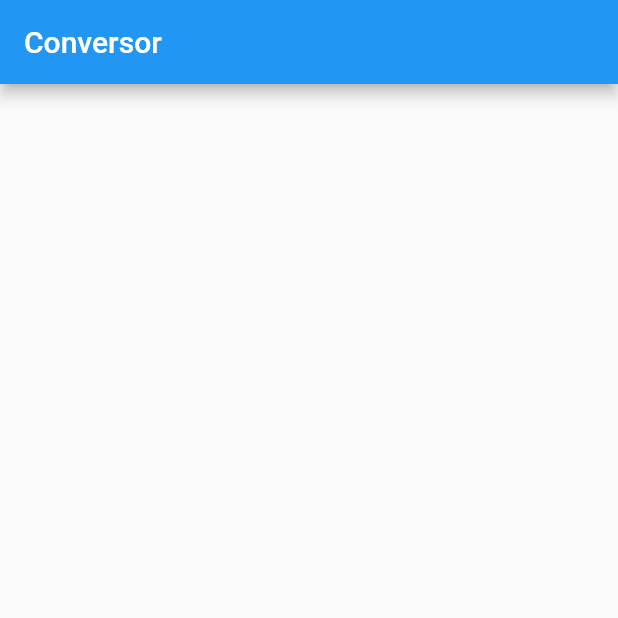
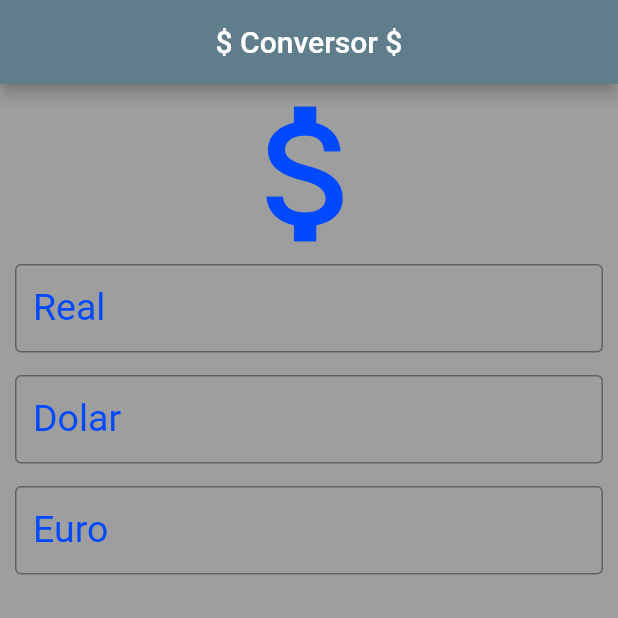
Before and after one commit to AlexandreMilitao/conversor_moedas, a Flutter app: the screen it shows after launch, on a phone screen of 412 x 824 dp, the top half of it. Run offline on Flutter 3.47's test engine with Material 2 defaults, Android fonts, the phone set to English and light mode, and no system bars.

Commit message:
commit_controllers_and_finishFront

```diff
--- a/lib/main.dart
+++ b/lib/main.dart
@@ -17,12 +17,99 @@ class Home extends StatefulWidget {
 }
 
 class _HomeState extends State<Home> {
+  //Controllers campos
+  TextEditingController realController = TextEditingController();
+  TextEditingController dolarController = TextEditingController();
+  TextEditingController euroController = TextEditingController();
+
+  void calculate() {
+    setState(() {
+      double real = double.parse(realController.text);
+      double dolar = double.parse(dolarController.text);
+      double euro = double.parse(euroController.text);
+    });
+  }
+
   @override
   Widget build(BuildContext context) {
     return Scaffold(
       appBar: AppBar(
-        title: Text("Conversor"),
+        title: Text("\$ Conversor \$"), //Titulo
+        centerTitle: true, //ajuste do titulo na barra
+        backgroundColor: Colors.blueGrey, // cor de fundo
       ),
+      body: SingleChildScrollView(
+        padding: EdgeInsets.fromLTRB(
+            10, 0, 10, 0), //Deixa um espaço da borda da tela
+        child: Form(
+          child: Column(
+            crossAxisAlignment: CrossAxisAlignment
+                .stretch, //Estica a coluna para pegar o maximo de tamanho possivel
+            children: [
+              Icon(
+                Icons.attach_money,
+                size: 120.0,
+                color: Color(0xff0149FF),
+              ),
+              TextField(
+                controller: realController,
+                keyboardType: TextInputType.number,
+                decoration: InputDecoration(
+                  prefix: Text('R\$'),
+                  labelText: "Real",
+                  labelStyle:
+                      TextStyle(color: Color(0xff0149FF), fontSize: 25.0),
+                  border: OutlineInputBorder(
+                    borderSide: BorderSide(
+                      color: Color(0xff0149FF),
+                    ),
+                  ),
+                ),
+                textAlign: TextAlign.left,
+              ),
+              SizedBox(
+                height: 15,
+              ),
+              TextField(
+                controller: dolarController,
+                keyboardType: TextInputType.number,
+                decoration: InputDecoration(
+                  prefix: Text('US\$'),
+                  labelText: "Dolar",
+                  labelStyle:
+                      TextStyle(color: Color(0xff0149FF), fontSize: 25.0),
+                  border: OutlineInputBorder(
+                    borderSide: BorderSide(
+                      color: Color(0xff0149FF),
+                    ),
+                  ),
+                ),
+                textAlign: TextAlign.left,
+              ),
+              SizedBox(
+                height: 15,
+              ),
+              TextField(
+                controller: euroController,
+                keyboardType: TextInputType.number,
+                decoration: InputDecoration(
+                  prefix: Text('€'),
+                  labelText: "Euro",
+                  labelStyle:
+                      TextStyle(color: Color(0xff0149FF), fontSize: 25.0),
+                  border: OutlineInputBorder(
+                    borderSide: BorderSide(
+                      color: Color(0xff0149FF),
+                    ),
+                  ),
+                ),
+                textAlign: TextAlign.left,
+              ),
+            ],
+          ),
+        ),
+      ),
+      backgroundColor: Colors.grey,
     );
   }
 }
```
Also changed, not shown: 1 other file.
